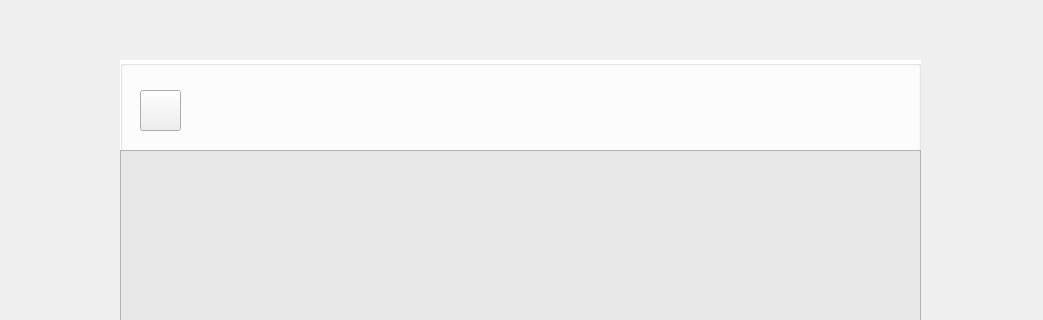
Qt form widget.ui (yahyasamet/dryclean_2A7) before a commit; both pictures show x 0 to 1043 and y 0 to 320 of the 1043 by 675 pixel window.
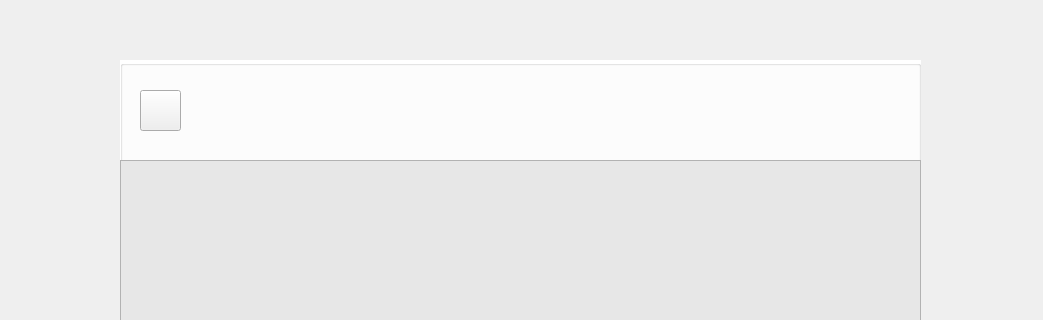
The same form after that commit. Icons and pictures are not drawn.

```diff
--- a/widget.ui
+++ b/widget.ui
@@ -125,19 +125,6 @@
      <bool>true</bool>
     </property>
    </widget>
-   <widget class="QTextEdit" name="textEdit">
-    <property name="geometry">
-     <rect>
-      <x>0</x>
-      <y>90</y>
-      <width>801</width>
-      <height>401</height>
-     </rect>
-    </property>
-    <property name="styleSheet">
-     <string notr="true">background-color: rgb(231, 231, 231);</string>
-    </property>
-   </widget>
    <widget class="QPushButton" name="connecter">
     <property name="geometry">
      <rect>
@@ -196,6 +183,20 @@
      <string/>
     </property>
    </widget>
+   <widget class="QTextBrowser" name="textEdit">
+    <property name="geometry">
+     <rect>
+      <x>0</x>
+      <y>100</y>
+      <width>801</width>
+      <height>391</height>
+     </rect>
+    </property>
+    <property name="styleSheet">
+     <string notr="true">background-color: rgb(231, 231, 231);
+font: 25 12pt &quot;Malgun Gothic Semilight&quot;;</string>
+    </property>
+   </widget>
   </widget>
  </widget>
  <resources/>
```
Left out of the diff: 3 changed lines with no effect on the pictures.
